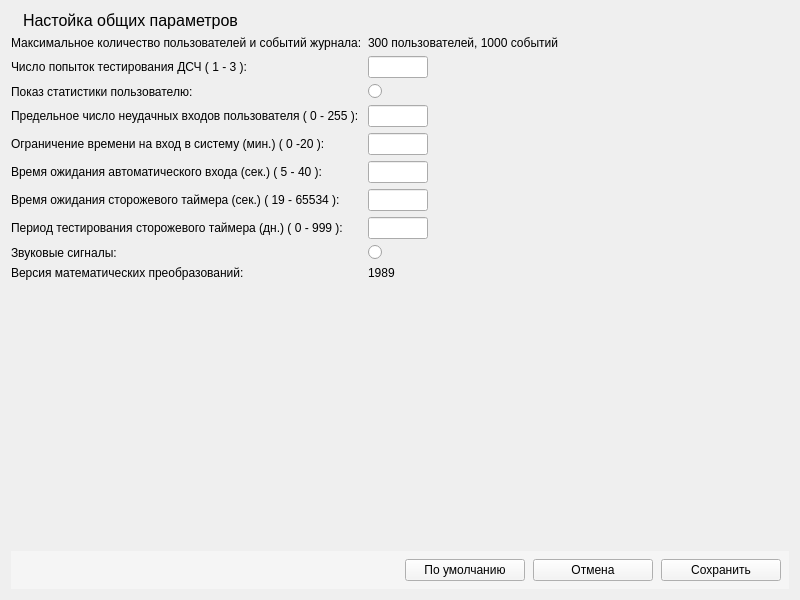
Old version of the form panels/CommonParmsPanel.ui in the repository m6v/sobol.
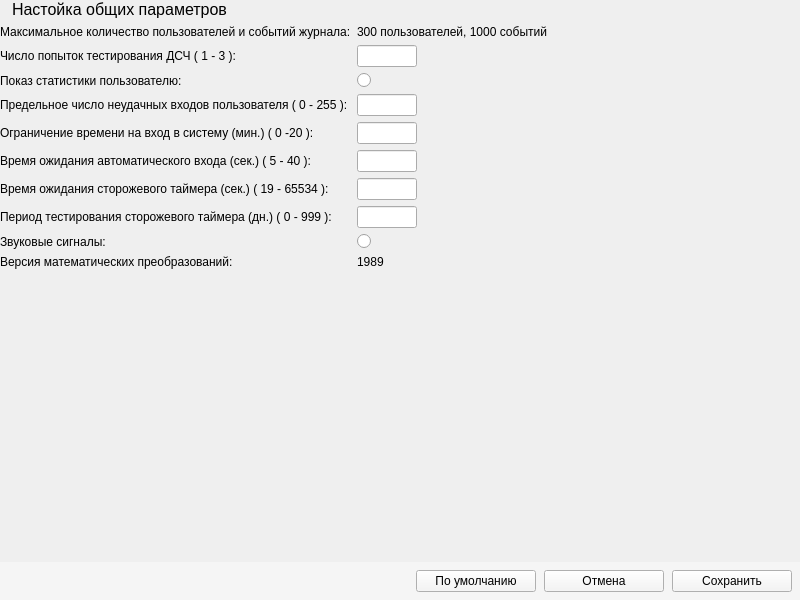
New version of the form.

What changed in the file:
```diff
--- a/panels/CommonParmsPanel.ui
+++ b/panels/CommonParmsPanel.ui
@@ -14,6 +14,18 @@
    <string>Form</string>
   </property>
   <layout class="QVBoxLayout" name="verticalLayout">
+   <property name="leftMargin">
+    <number>0</number>
+   </property>
+   <property name="topMargin">
+    <number>0</number>
+   </property>
+   <property name="rightMargin">
+    <number>0</number>
+   </property>
+   <property name="bottomMargin">
+    <number>0</number>
+   </property>
    <item>
     <widget class="QLabel" name="label">
      <property name="font">
```
